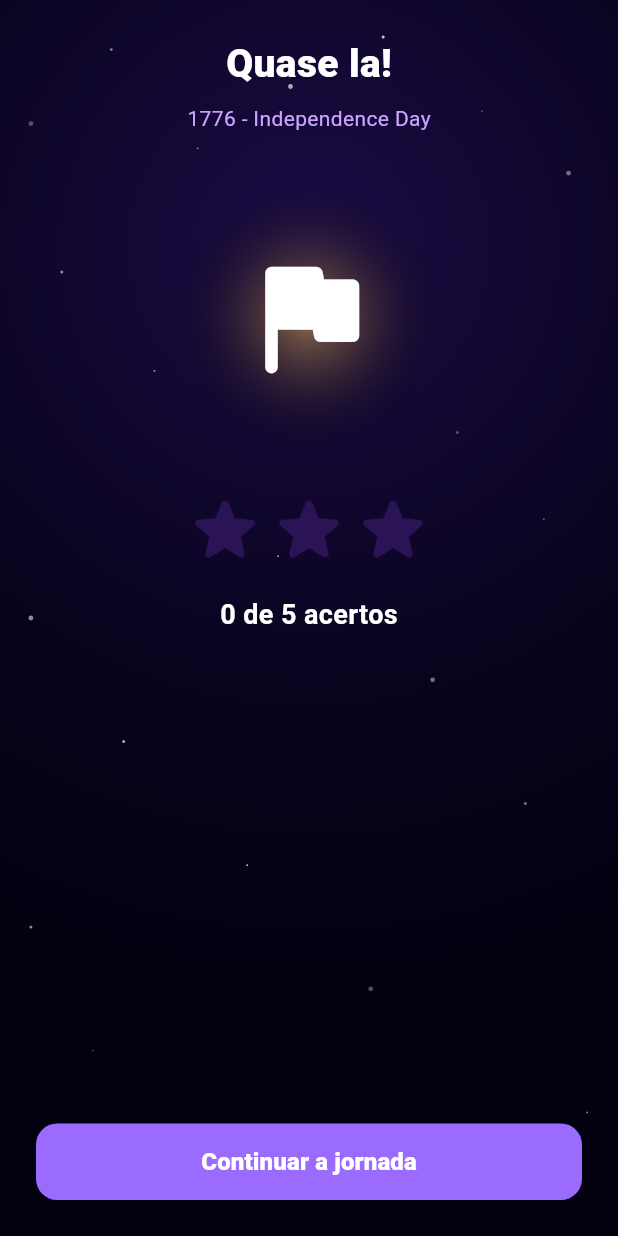
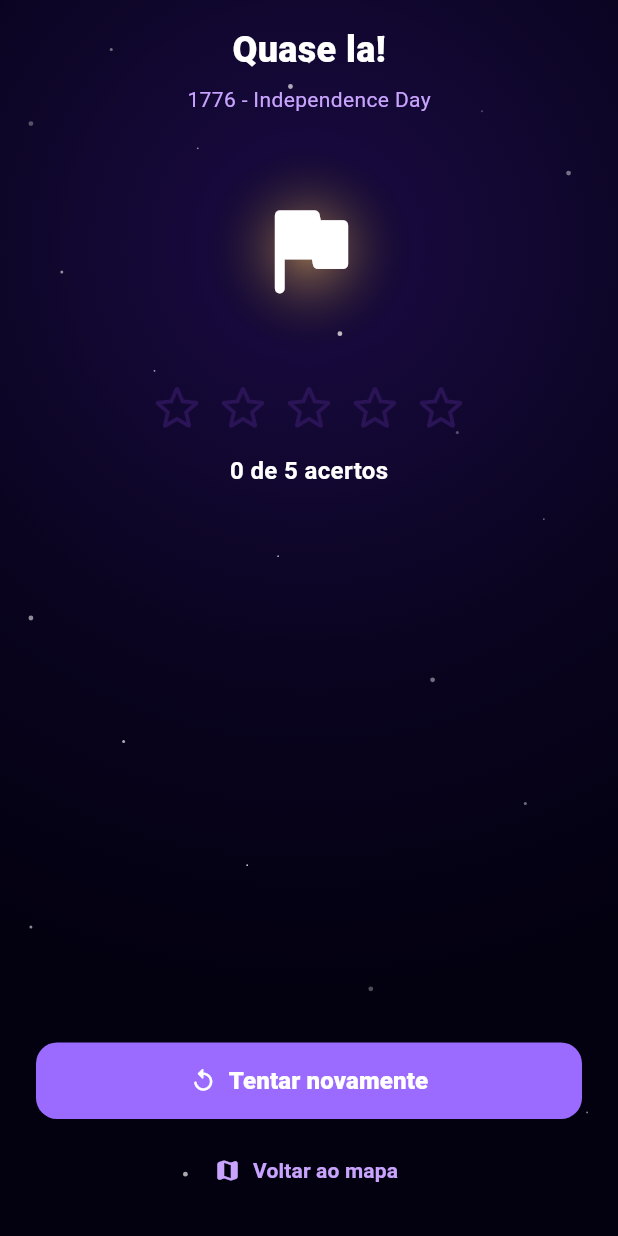
Before and after one commit to VictorMartins086/englishtimetravel, a Flutter app: the _ResultScreen screen opened directly with sample values from the repository, on a phone screen of 412 x 824 dp. Run offline on Flutter 3.47's test engine with Material 3 defaults, Android fonts, the light colour scheme and no system bars; our stand-ins replace shared_preferences; accounts and stored records are empty.

Commit message:
feat: Enhance home and quiz screens with improved UI elements and navigation flow

```diff
--- a/lib/screens/home_screen.dart
+++ b/lib/screens/home_screen.dart
@@ -51,9 +51,32 @@ class _TopBar extends StatelessWidget {
     return Row(
       children: [
         Builder(
-          builder: (context) => IconButton(
-            icon: const Icon(Icons.menu, color: Colors.white, size: 28),
-            onPressed: () => Scaffold.of(context).openDrawer(),
+          builder: (context) => GestureDetector(
+            onTap: () => Scaffold.of(context).openDrawer(),
+            child: Container(
+              width: 38,
+              height: 38,
+              margin: const EdgeInsets.all(6),
+              decoration: BoxDecoration(
+                shape: BoxShape.circle,
+                gradient: const LinearGradient(
+                  colors: [Color(0xFF6E3DE8), Color(0xFFB14CFF)],
+                ),
+                border: Border.all(color: AppColors.accent, width: 2),
+              ),
+              padding: const EdgeInsets.all(2),
+              child: ClipOval(
+                child: Image.asset(
+                  'assets/images/jeff.png',
+                  fit: BoxFit.cover,
+                  errorBuilder: (_, _, _) => const Icon(
+                    Icons.person,
+                    color: Colors.white,
+                    size: 22,
+                  ),
+                ),
+              ),
+            ),
           ),
         ),
         const Expanded(
--- a/lib/screens/quiz_screen.dart
+++ b/lib/screens/quiz_screen.dart
@@ -276,43 +276,54 @@ class _ResultScreen extends StatelessWidget {
   final CampaignChapter chapter;
   final int score;
 
+  /// 1..5 stars based on percentage. Zero acertos = 0 estrelas.
+  int _starsFor(double pct) {
+    if (score == 0) return 0;
+    if (pct >= 0.95) return 5;
+    if (pct >= 0.80) return 4;
+    if (pct >= 0.60) return 3;
+    if (pct >= 0.40) return 2;
+    return 1;
+  }
+
+  CampaignChapter? _nextChapter() {
+    final idx = Campaign.chapters.indexWhere((c) => c.id == chapter.id);
+    if (idx < 0 || idx + 1 >= Campaign.chapters.length) return null;
+    return Campaign.chapters[idx + 1];
+  }
+
   @override
   Widget build(BuildContext context) {
     final total = chapter.questions.length;
     final pct = score / total;
     final passed = pct >= 0.6;
-    final stars = pct >= 0.9
-        ? 3
-        : pct >= 0.7
-            ? 2
-            : pct >= 0.5
-                ? 1
-                : 0;
+    final stars = _starsFor(pct);
+    final next = _nextChapter();
+    final hasNext = passed && next != null;
 
     return Scaffold(
       body: StarryBackground(
         child: SafeArea(
           child: Padding(
-            padding: const EdgeInsets.all(24),
+            padding: const EdgeInsets.fromLTRB(24, 16, 24, 20),
             child: Column(
-              mainAxisAlignment: MainAxisAlignment.center,
               children: [
                 Text(
                   passed ? 'Capitulo concluido!' : 'Quase la!',
                   style: const TextStyle(
-                    fontSize: 26,
+                    fontSize: 24,
                     fontWeight: FontWeight.w800,
                   ),
                 ),
-                const SizedBox(height: 8),
+                const SizedBox(height: 6),
                 Text(
                   '${chapter.year} - ${chapter.title}',
                   style: const TextStyle(color: AppColors.accent),
                 ),
-                const SizedBox(height: 32),
+                const SizedBox(height: 20),
                 Container(
-                  width: 180,
-                  height: 180,
+                  width: 140,
+                  height: 140,
                   decoration: BoxDecoration(
                     shape: BoxShape.circle,
                     gradient: RadialGradient(
@@ -323,41 +334,44 @@ class _ResultScreen extends StatelessWidget {
                     ),
                   ),
                   alignment: Alignment.center,
-                  child: Icon(chapter.icon, size: 100, color: Colors.white),
+                  child: Icon(chapter.icon, size: 78, color: Colors.white),
                 ),
-                const SizedBox(height: 24),
+                const SizedBox(height: 16),
                 Row(
                   mainAxisAlignment: MainAxisAlignment.center,
-                  children: List.generate(3, (i) {
-                    return Icon(
-                      Icons.star_rounded,
-                      size: 56,
-                      color: i < stars
-                          ? AppColors.gold
-                          : AppColors.border,
+                  children: List.generate(5, (i) {
+                    final filled = i < stars;
+                    return Padding(
+                      padding: const EdgeInsets.symmetric(horizontal: 2),
+                      child: Icon(
+                        filled
+                            ? Icons.star_rounded
+                            : Icons.star_outline_rounded,
+                        size: 40,
+                        color: filled ? AppColors.gold : AppColors.border,
+                      ),
                     );
                   }),
                 ),
-                const SizedBox(height: 16),
+                const SizedBox(height: 10),
                 Text(
                   '$score de $total acertos',
                   style: const TextStyle(
-                    fontSize: 18,
+                    fontSize: 16,
                     fontWeight: FontWeight.w700,
                   ),
                 ),
-                const SizedBox(height: 24),
+                const SizedBox(height: 14),
                 if (passed)
                   Row(
                     mainAxisAlignment: MainAxisAlignment.center,
                     children: [
-                      const Icon(Icons.star_rounded,
-                          color: AppColors.gold),
+                      const Icon(Icons.star_rounded, color: AppColors.gold),
                       const SizedBox(width: 4),
                       Text(
                         '+${chapter.xpReward * score ~/ total} XP',
                         style: const TextStyle(
-                          fontSize: 16,
+                          fontSize: 15,
                           fontWeight: FontWeight.w800,
                         ),
                       ),
@@ -368,19 +382,19 @@ class _ResultScreen extends StatelessWidget {
                       Text(
                         '+${chapter.coinReward * score ~/ total}',
                         style: const TextStyle(
-                          fontSize: 16,
+                          fontSize: 15,
                           fontWeight: FontWeight.w800,
                         ),
                       ),
                     ],
                   ),
                 if (passed) ...[
-                  const SizedBox(height: 22),
+                  const SizedBox(height: 16),
                   Container(
-                    padding: const EdgeInsets.all(16),
+                    padding: const EdgeInsets.all(14),
                     decoration: BoxDecoration(
                       color: AppColors.surface,
-                      borderRadius: BorderRadius.circular(16),
+                      borderRadius: BorderRadius.circular(14),
                       border: Border.all(
                         color: AppColors.accent.withValues(alpha: 0.5),
                       ),
@@ -420,8 +434,43 @@ class _ResultScreen extends StatelessWidget {
                 const Spacer(),
                 SizedBox(
                   width: double.infinity,
-                  child: FilledButton(
-                    onPressed: () => Navigator.of(context).pop(),
+                  child: FilledButton.icon(
+                    onPressed: () {
+                      final navigator = Navigator.of(context);
+                      if (hasNext) {
+                        navigator.pushReplacement(
+                          MaterialPageRoute(
+                            builder: (_) => QuizScreen(chapter: next),
+                          ),
+                        );
+                      } else if (!passed) {
+                        // Retry the same chapter.
+                        navigator.pushReplacement(
+                          MaterialPageRoute(
+                            builder: (_) => QuizScreen(chapter: chapter),
+                          ),
+                        );
+                      } else {
+                        // Final chapter completed — back to home.
+                        navigator.popUntil((r) => r.isFirst);
+                      }
+                    },
+                    icon: Icon(
+                      hasNext
+                          ? Icons.skip_next_rounded
+                          : passed
+                              ? Icons.home_rounded
+                              : Icons.replay_rounded,
+                    ),
+                    label: Text(
+                      hasNext
+                          ? 'Proximo capitulo'
+                          : passed
+                              ? 'Voltar para a base'
+                              : 'Tentar novamente',
+                      style: const TextStyle(
+                          fontSize: 16, fontWeight: FontWeight.w800),
+                    ),
                     style: FilledButton.styleFrom(
                       backgroundColor: AppColors.primary,
                       foregroundColor: Colors.white,
@@ -430,10 +479,21 @@ class _ResultScreen extends StatelessWidget {
                         borderRadius: BorderRadius.circular(14),
                       ),
                     ),
-                    child: const Text(
-                      'Continuar a jornada',
+                  ),
+                ),
+                const SizedBox(height: 10),
+                SizedBox(
+                  width: double.infinity,
+                  child: TextButton.icon(
+                    onPressed: () => Navigator.of(context)
+                        .popUntil((r) => r.isFirst),
+                    icon: const Icon(Icons.map_rounded,
+                        color: AppColors.accent),
+                    label: const Text(
+                      'Voltar ao mapa',
                       style: TextStyle(
-                          fontSize: 16, fontWeight: FontWeight.w800),
+                          color: AppColors.accent,
+                          fontWeight: FontWeight.w700),
                     ),
                   ),
                 ),
```
